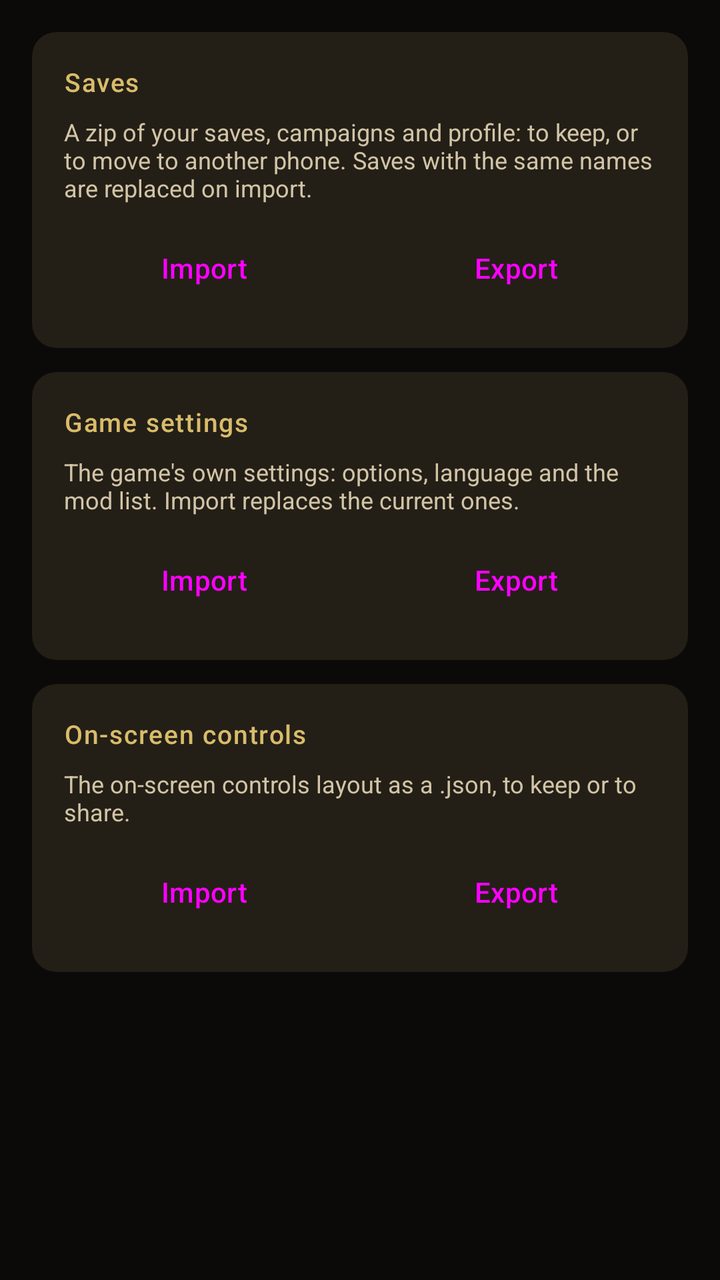
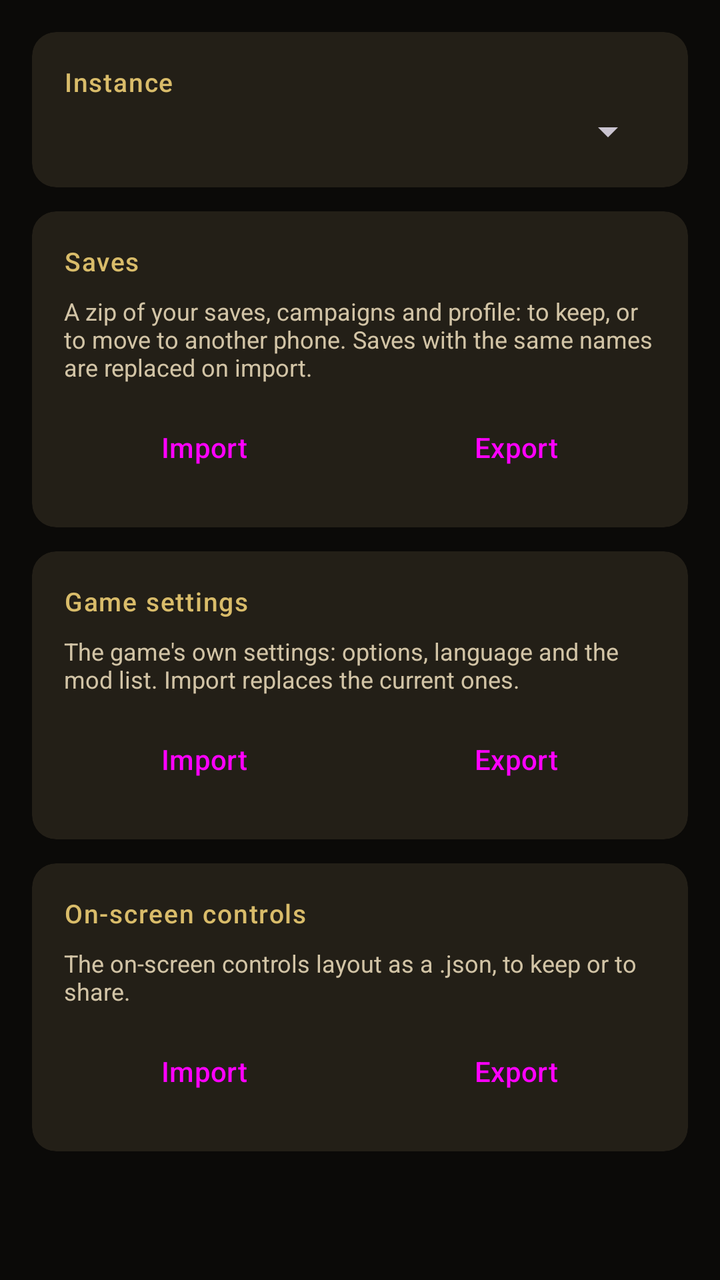

Screens rendered from an Android XML layout before and after an edit, with the pre-edit source and the edit as a unified diff.
<!-- AndroidManifest.xml: application theme AppTheme -->
<!-- res/layout/fragment_transfer.xml -->
<?xml version="1.0" encoding="utf-8"?>
<ScrollView xmlns:android="http://schemas.android.com/apk/res/android"
    android:layout_width="match_parent"
    android:layout_height="match_parent">

    <LinearLayout
        android:layout_width="match_parent"
        android:layout_height="wrap_content"
        android:orientation="vertical"
        android:paddingTop="16dp"
        android:paddingBottom="8dp">

        
        <com.google.android.material.card.MaterialCardView
            style="@style/AppTheme.TransferCard"
            android:layout_width="match_parent"
            android:layout_height="wrap_content">

            <LinearLayout
                android:layout_width="match_parent"
                android:layout_height="wrap_content"
                android:orientation="vertical"
                android:padding="16dp">

                <TextView
                    style="@style/AppTheme.TransferCardTitle"
                    android:text="@string/transfer_saves" />

                <TextView
                    style="@style/AppTheme.TransferCardHint"
                    android:text="@string/syx_transfer_saves_hint" />

                <LinearLayout style="@style/AppTheme.TransferButtonRow">

                    <Button
                        android:id="@+id/btn_transfer_saves_import"
                        style="@style/AppTheme.TransferButton"
                        android:text="@string/transfer_import" />

                    <Button
                        android:id="@+id/btn_transfer_saves_export"
                        style="@style/AppTheme.TransferButton.Outlined"
                        android:text="@string/transfer_export" />
                </LinearLayout>
            </LinearLayout>
        </com.google.android.material.card.MaterialCardView>

        
        <com.google.android.material.card.MaterialCardView
            style="@style/AppTheme.TransferCard"
            android:layout_width="match_parent"
            android:layout_height="wrap_content">

            <LinearLayout
                android:layout_width="match_parent"
                android:layout_height="wrap_content"
                android:orientation="vertical"
                android:padding="16dp">

                <TextView
                    style="@style/AppTheme.TransferCardTitle"
                    android:text="@string/transfer_settings" />

                <TextView
                    style="@style/AppTheme.TransferCardHint"
                    android:text="@string/syx_transfer_settings_hint" />

                <LinearLayout style="@style/AppTheme.TransferButtonRow">

                    <Button
                        android:id="@+id/btn_transfer_settings_import"
                        style="@style/AppTheme.TransferButton"
                        android:text="@string/transfer_import" />

                    <Button
                        android:id="@+id/btn_transfer_settings_export"
                        style="@style/AppTheme.TransferButton.Outlined"
                        android:text="@string/transfer_export" />
                </LinearLayout>
            </LinearLayout>
        </com.google.android.material.card.MaterialCardView>

        
        <com.google.android.material.card.MaterialCardView
            style="@style/AppTheme.TransferCard"
            android:layout_width="match_parent"
            android:layout_height="wrap_content">

            <LinearLayout
                android:layout_width="match_parent"
                android:layout_height="wrap_content"
                android:orientation="vertical"
                android:padding="16dp">

                <TextView
                    style="@style/AppTheme.TransferCardTitle"
                    android:text="@string/transfer_controls" />

                <TextView
                    style="@style/AppTheme.TransferCardHint"
                    android:text="@string/syx_transfer_controls_hint" />

                <LinearLayout style="@style/AppTheme.TransferButtonRow">

                    <Button
                        android:id="@+id/btn_transfer_controls_import"
                        style="@style/AppTheme.TransferButton"
                        android:text="@string/transfer_import" />

                    <Button
                        android:id="@+id/btn_transfer_controls_export"
                        style="@style/AppTheme.TransferButton.Outlined"
                        android:text="@string/transfer_export" />
                </LinearLayout>
            </LinearLayout>
        </com.google.android.material.card.MaterialCardView>
    </LinearLayout>
</ScrollView>
<!-- resources referenced by this layout -->
<resources>
  <string name="syx_transfer_controls_hint">The on-screen controls layout as a .json, to keep or to share.</string>
  <string name="syx_transfer_saves_hint">A zip of your saves, campaigns and profile: to keep, or to move to another phone. Saves with the same names are replaced on import.</string>
  <string name="syx_transfer_settings_hint">The game\'s own settings: options, language and the mod list. Import replaces the current ones.</string>
  <string name="transfer_controls">On-screen controls</string>
  <string name="transfer_export">Export</string>
  <string name="transfer_import">Import</string>
  <string name="transfer_saves">Saves</string>
  <string name="transfer_settings">Game settings</string>
  <style name="AppTheme.TransferButtonRow" parent="">
          <item name="android:layout_width">match_parent</item>
          <item name="android:layout_height">wrap_content</item>
          <item name="android:orientation">horizontal</item>
      </style>
  <color name="deephall_lilac">#D9BC6A</color>
  <color name="deephall_on_lilac">#2A2006</color>
  <color name="deephall_lilac_dark">#5A4719</color>
  <color name="deephall_cream">#F7E2A8</color>
  <color name="md_theme_secondary">#B89E73</color>
  <color name="md_theme_onSecondary">#2E220E</color>
  <color name="md_theme_secondaryContainer">#4A3827</color>
  <color name="md_theme_onSecondaryContainer">#EBD9B8</color>
  <color name="md_theme_tertiary">#C8C4E8</color>
  <color name="md_theme_onTertiary">#2A2846</color>
  <color name="md_theme_tertiaryContainer">#403E5E</color>
  <color name="md_theme_onTertiaryContainer">#E4E0FF</color>
  <color name="md_theme_error">#FFB4AB</color>
  <color name="md_theme_onError">#690005</color>
  <color name="md_theme_errorContainer">#93000A</color>
  <color name="md_theme_onErrorContainer">#FFDAD6</color>
  <color name="md_theme_background">#0B0A08</color>
  <color name="md_theme_onBackground">#ECE2CC</color>
  <color name="md_theme_surface">#0B0A08</color>
  <color name="md_theme_onSurface">#ECE2CC</color>
  <color name="md_theme_surfaceVariant">#2A241A</color>
  <color name="md_theme_onSurfaceVariant">#D2C4A6</color>
  <color name="md_theme_outlineVariant">#4A3F2C</color>
  <color name="md_theme_inverseSurface">#ECE2CC</color>
  <color name="md_theme_inverseOnSurface">#2A251C</color>
  <color name="md_theme_inversePrimary">#735C1E</color>
  <color name="md_theme_primaryFixed">#F7E2A8</color>
  <color name="md_theme_onPrimaryFixed">#241A00</color>
  <color name="md_theme_primaryFixedDim">#D9BC6A</color>
  <color name="md_theme_onPrimaryFixedVariant">#5A4719</color>
  <color name="md_theme_secondaryFixed">#F2E0BF</color>
  <color name="md_theme_onSecondaryFixed">#251A07</color>
  <color name="md_theme_secondaryFixedDim">#D5C3A0</color>
  <color name="md_theme_onSecondaryFixedVariant">#4A3827</color>
  <color name="md_theme_tertiaryFixed">#E4E0FF</color>
  <color name="md_theme_onTertiaryFixed">#16143A</color>
  <color name="md_theme_tertiaryFixedDim">#C8C4E8</color>
  <color name="md_theme_onTertiaryFixedVariant">#403E5E</color>
  <color name="md_theme_surfaceDim">#0B0A08</color>
  <color name="md_theme_surfaceBright">#332D22</color>
  <color name="md_theme_surfaceContainerLowest">#060504</color>
  <color name="md_theme_surfaceContainerLow">#141210</color>
  <color name="md_theme_surfaceContainer">#19160F</color>
  <color name="md_theme_surfaceContainerHigh">#231F17</color>
  <color name="md_theme_surfaceContainerHighest">#2E291F</color>
  <style name="AppTheme.Button" parent="Widget.Material3.Button">
          <item name="android:minWidth">0dp</item>
          <item name="android:paddingStart">24dp</item>
          <item name="android:paddingEnd">24dp</item>
      </style>
  <style name="AppTheme.NavigationView.ItemText" parent="TextAppearance.Material3.LabelLarge">
          <item name="android:textSize">13sp</item>
      </style>
  <!-- unchanged entries left out for length: 7 -->
</resources>

<!-- the commit's change to res/layout/fragment_transfer.xml (unified diff, before → after) -->
@@ -9,6 +9,29 @@
         android:orientation="vertical"
         android:paddingTop="16dp"
         android:paddingBottom="8dp">
+
+        
+        <com.google.android.material.card.MaterialCardView
+            style="@style/AppTheme.TransferCard"
+            android:layout_width="match_parent"
+            android:layout_height="wrap_content">
+
+            <LinearLayout
+                android:layout_width="match_parent"
+                android:layout_height="wrap_content"
+                android:orientation="vertical"
+                android:padding="16dp">
+
+                <TextView
+                    style="@style/AppTheme.TransferCardTitle"
+                    android:text="@string/transfer_instance" />
+
+                <Spinner
+                    android:id="@+id/sp_transfer_instance"
+                    android:layout_width="match_parent"
+                    android:layout_height="wrap_content" />
+            </LinearLayout>
+        </com.google.android.material.card.MaterialCardView>
 
         
         <com.google.android.material.card.MaterialCardView
<!-- resource entries referenced after the edit -->
@@ -6,6 +6,7 @@
   <string name="transfer_controls">On-screen controls</string>
   <string name="transfer_export">Export</string>
   <string name="transfer_import">Import</string>
+  <string name="transfer_instance">Instance</string>
   <string name="transfer_saves">Saves</string>
   <string name="transfer_settings">Game settings</string>
   <style name="AppTheme.TransferButtonRow" parent="">
